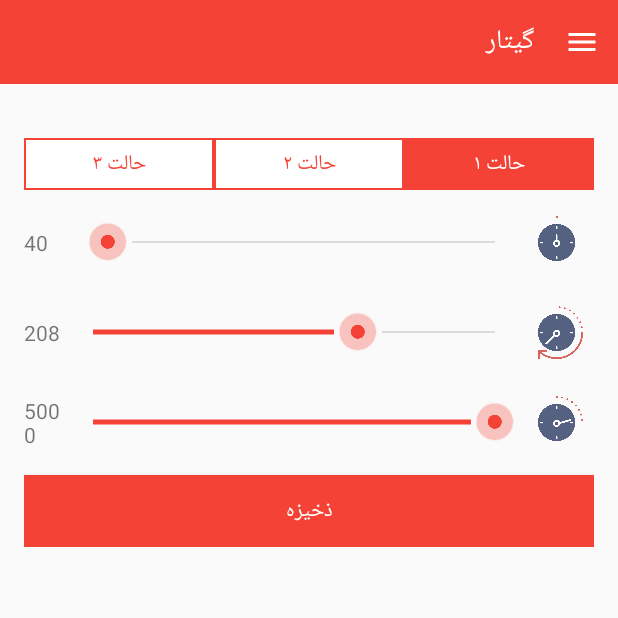
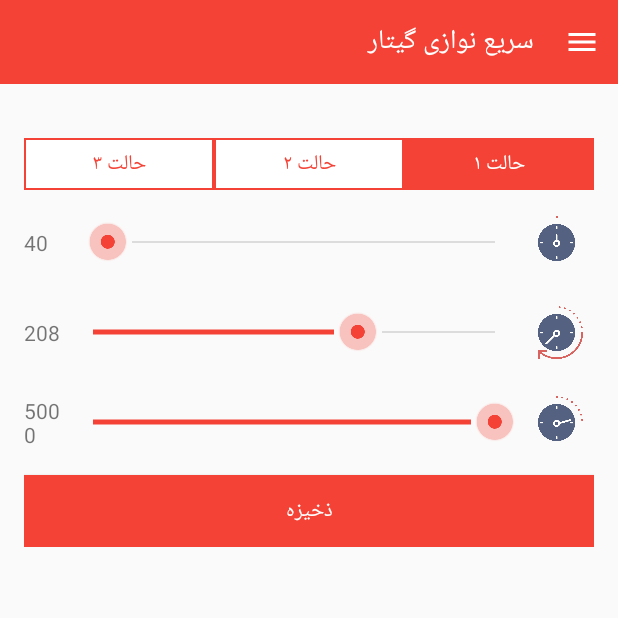
Before and after one commit to tavousiali/GuitarSpeedTrainer, an Android app: the SettingActivity screen opened directly, with no data from a screen before it, on a phone screen of 412 x 824 dp, the top half of it. Run offline under Robolectric (Android 15) with nearby library versions, the phone set to English and light mode, and no system bars.

```diff
--- a/app/src/main/res/layout/toolbar_main.xml
+++ b/app/src/main/res/layout/toolbar_main.xml
@@ -21,9 +21,9 @@
                 android:layout_width="match_parent"
                 android:layout_height="wrap_content"
                 android:paddingRight="8dp"
-                android:text="گیتار"
+                android:text="@string/AppbarTitle"
                 android:textColor="#ffffff"
-                android:textSize="18dp" />
+                android:textSize="18sp" />
         </RelativeLayout>
     </android.support.v7.widget.Toolbar>
     <include layout="@layout/content_main" />
--- a/app/src/main/res/layout/toolbar_setting.xml
+++ b/app/src/main/res/layout/toolbar_setting.xml
@@ -21,9 +21,9 @@
                 android:layout_width="match_parent"
                 android:layout_height="wrap_content"
                 android:paddingRight="8dp"
-                android:text="گیتار"
+                android:text="@string/AppbarTitle"
                 android:textColor="#ffffff"
-                android:textSize="18dp" />
+                android:textSize="18sp" />
         </RelativeLayout>
     </android.support.v7.widget.Toolbar>
     <include layout="@layout/content_setting" />
--- a/app/src/main/res/values/strings.xml
+++ b/app/src/main/res/values/strings.xml
@@ -20,4 +20,5 @@
     <string name="TvFromBpm">30</string>
     <string name="TvToBpm">300</string>
     <string name="Save">ذخیزه</string>
+    <string name="AppbarTitle">سریع نوازی گیتار</string>
 </resources>
```
